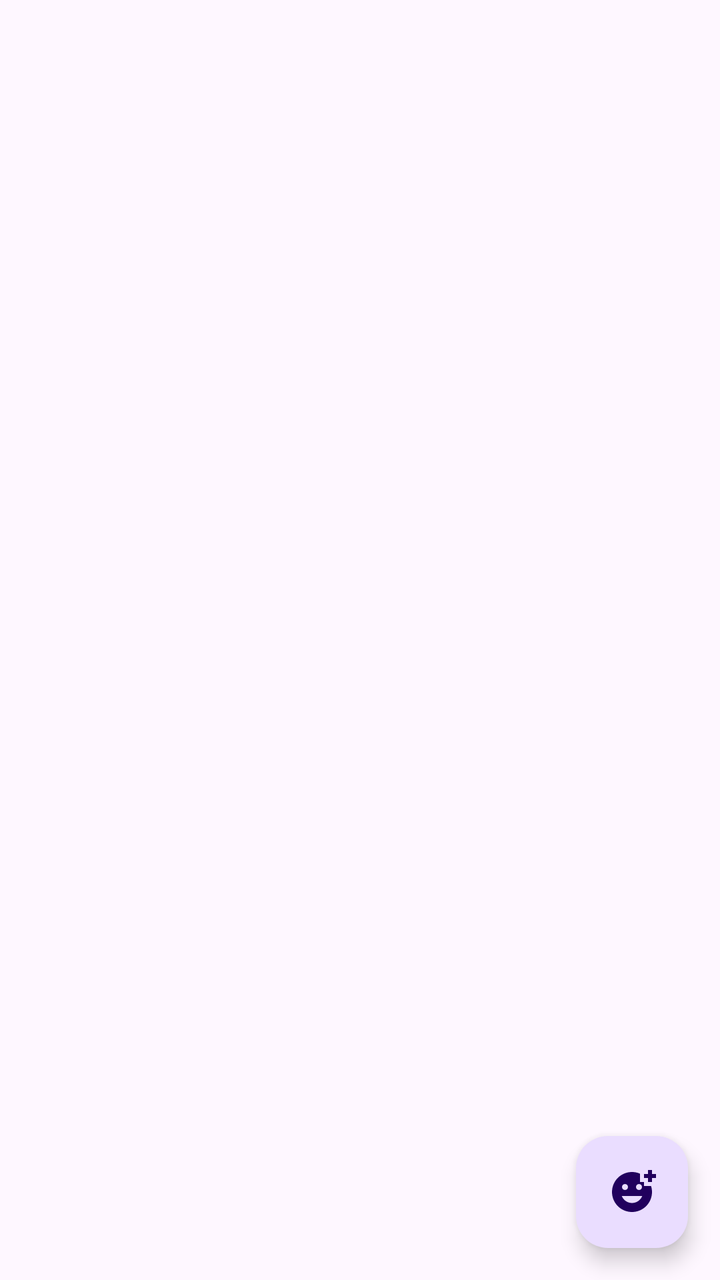
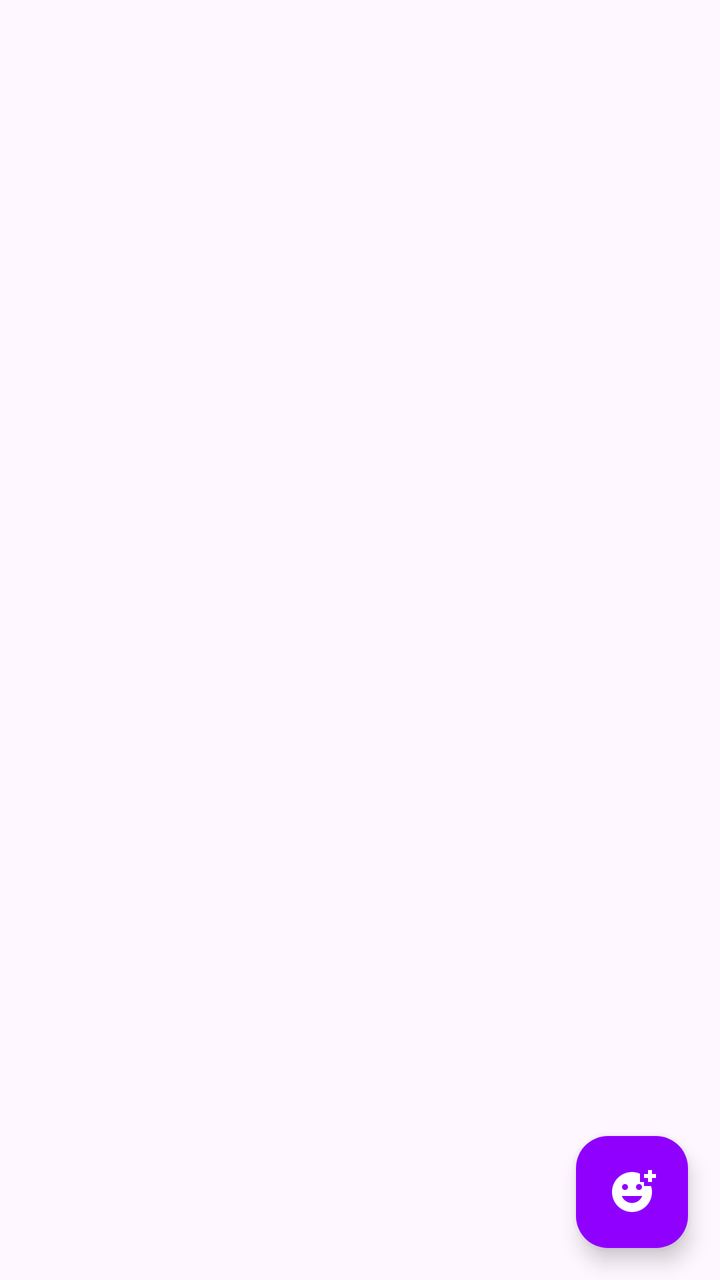

Compare the two renders of this Android layout. The source of the first and the diff that turns it into the second are given below.
<!-- AndroidManifest.xml: application theme Theme.Mychat -->
<!-- res/layout/activity_main.xml -->
<?xml version="1.0" encoding="utf-8"?>
<LinearLayout xmlns:android="http://schemas.android.com/apk/res/android"
    xmlns:app="http://schemas.android.com/apk/res-auto"
    xmlns:tools="http://schemas.android.com/tools"
    android:id="@+id/main"
    android:layout_width="match_parent"
    android:layout_height="match_parent"
    android:fitsSystemWindows="true"
    tools:context=".MainActivity">

    <androidx.recyclerview.widget.RecyclerView
        android:id="@+id/recyclerViewChats"
        android:layout_width="match_parent"
        android:layout_height="0dp"
        android:layout_weight="1"/>

    <com.google.android.material.floatingactionbutton.FloatingActionButton
        android:id="@+id/fabStartNewChat"
        android:layout_width="wrap_content"
        android:layout_height="wrap_content"
        android:layout_gravity="bottom|end"
        android:layout_margin="16dp"
        android:src="@drawable/ic_add_chat" />


</LinearLayout>
<!-- resources referenced by this layout -->
<resources>
  <!-- drawable ic_add_chat (drawable) -->
  <vector xmlns:android="http://schemas.android.com/apk/res/android" android:height="24dp" android:tint="#000000" android:viewportHeight="24" android:viewportWidth="24" android:width="24dp">
        
      <path android:fillColor="@android:color/white" android:pathData="M18,9V7h-2V2.84C14.77,2.3 13.42,2 11.99,2C6.47,2 2,6.48 2,12s4.47,10 9.99,10C17.52,22 22,17.52 22,12c0,-1.05 -0.17,-2.05 -0.47,-3H18zM15.5,8C16.33,8 17,8.67 17,9.5S16.33,11 15.5,11S14,10.33 14,9.5S14.67,8 15.5,8zM8.5,8C9.33,8 10,8.67 10,9.5S9.33,11 8.5,11S7,10.33 7,9.5S7.67,8 8.5,8zM12,17.5c-2.33,0 -4.31,-1.46 -5.11,-3.5h10.22C16.31,16.04 14.33,17.5 12,17.5zM22,3h2v2h-2v2h-2V5h-2V3h2V1h2V3z"/>
      
  </vector>
  <style name="Theme.Mychat" parent="Base.Theme.Mychat" />
  <style name="Base.Theme.Mychat" parent="Theme.Material3.DayNight.NoActionBar">
          
          
      </style>
</resources>

<!-- the commit's change to res/layout/activity_main.xml (unified diff, before → after) -->
@@ -1,5 +1,5 @@
 <?xml version="1.0" encoding="utf-8"?>
-<LinearLayout xmlns:android="http://schemas.android.com/apk/res/android"
+<FrameLayout xmlns:android="http://schemas.android.com/apk/res/android"
     xmlns:app="http://schemas.android.com/apk/res-auto"
     xmlns:tools="http://schemas.android.com/tools"
     android:id="@+id/main"
@@ -8,19 +8,63 @@
     android:fitsSystemWindows="true"
     tools:context=".MainActivity">
 
+    
     <androidx.recyclerview.widget.RecyclerView
         android:id="@+id/recyclerViewChats"
         android:layout_width="match_parent"
-        android:layout_height="0dp"
-        android:layout_weight="1"/>
+        android:layout_height="match_parent"
+        android:clipToPadding="false"
+        android:paddingBottom="80dp"
+        tools:listitem="@layout/item_chat_user" />
 
+    
     <com.google.android.material.floatingactionbutton.FloatingActionButton
         android:id="@+id/fabStartNewChat"
         android:layout_width="wrap_content"
         android:layout_height="wrap_content"
         android:layout_gravity="bottom|end"
         android:layout_margin="16dp"
-        android:src="@drawable/ic_add_chat" />
+        android:src="@drawable/ic_add_chat"
+        android:contentDescription="Start new chat"
+        app:backgroundTint="@color/neon_violate"
+        app:tint="@android:color/white" />
 
+</FrameLayout>
+<!-- res/layout/item_chat_user.xml (included above) -->
+<?xml version="1.0" encoding="utf-8"?>
+<LinearLayout xmlns:android="http://schemas.android.com/apk/res/android"
+    android:orientation="vertical"
+    android:padding="12dp"
+    android:layout_width="match_parent"
+    android:layout_height="wrap_content"
+    android:background="@color/black"
+    android:clickable="true"
+    android:focusable="true">
+
+    <TextView
+        android:id="@+id/textPhone"
+        android:layout_width="wrap_content"
+        android:layout_height="wrap_content"
+        android:text="User Phone"
+        android:textStyle="bold"
+        android:textSize="18sp"
+        android:textColor="@color/white"/>
+
+    <TextView
+        android:id="@+id/textLastMessage"
+        android:layout_width="wrap_content"
+        android:layout_height="wrap_content"
+        android:text="Last message here..."
+        android:textSize="14sp"
+        android:textColor="#646262"/>
+
+    <TextView
+        android:id="@+id/textTime"
+        android:layout_width="wrap_content"
+        android:layout_height="wrap_content"
+        android:text="12:30 PM"
+        android:textSize="12sp"
+        android:textColor="#646262"
+        android:layout_gravity="end"/>
 
 </LinearLayout>
<!-- resource entries referenced after the edit -->
@@ -1,5 +1,8 @@
 <!-- resources referenced by this layout -->
 <resources>
+  <color name="black">#FF000000</color>
+  <color name="neon_violate">#8F00FF</color>
+  <color name="white">#FFFFFFFF</color>
   <!-- drawable ic_add_chat (drawable) -->
   <vector xmlns:android="http://schemas.android.com/apk/res/android" android:height="24dp" android:tint="#000000" android:viewportHeight="24" android:viewportWidth="24" android:width="24dp">
         
